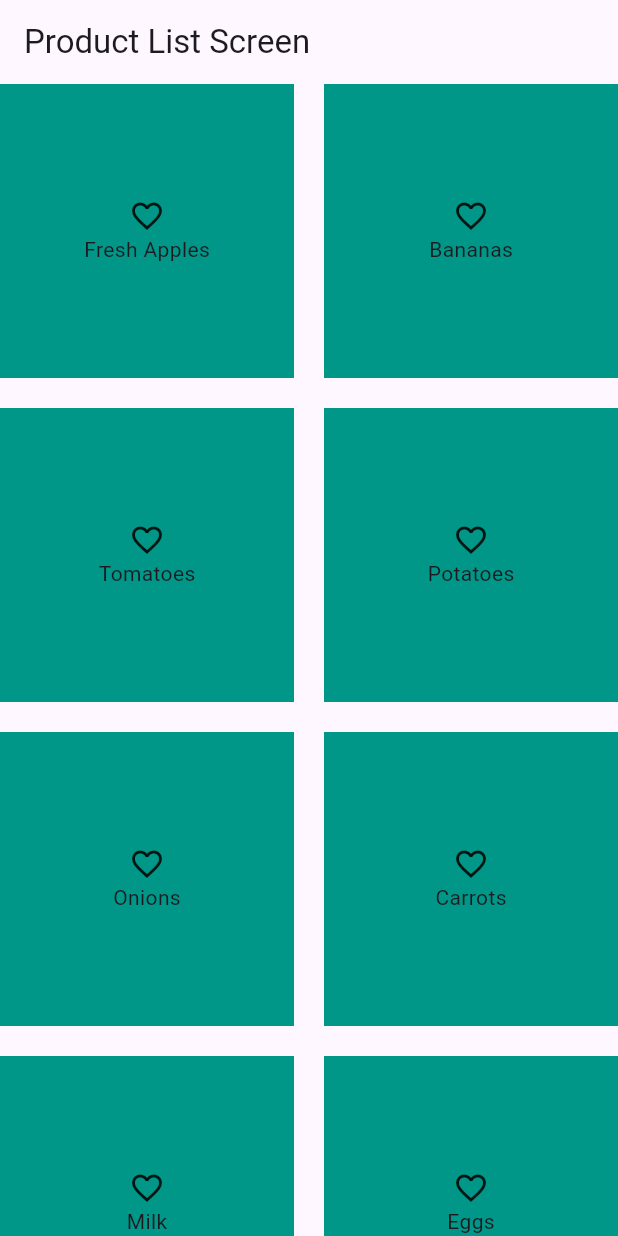
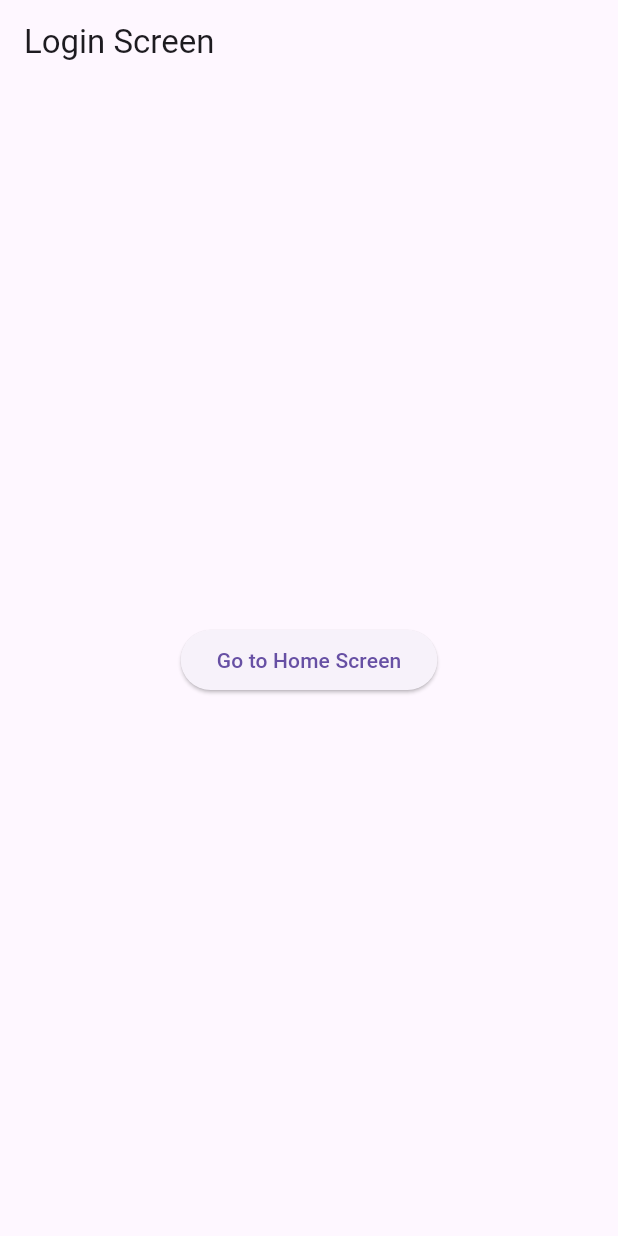
Before and after one commit to lakshydeep-14/broadway_classes, a Flutter app: the screen it shows after launch, on a phone screen of 412 x 824 dp. Run offline on Flutter 3.47's test engine with Material 3 defaults, Android fonts, the phone set to English and light mode, and no system bars; our stand-ins replace dots_indicator, flutter_slidable, fluttertoast, form_validator, get, image_picker and 1 more.

Commit message:
local storage

```diff
--- /dev/null
+++ b/lib/local_storage/login_screen.dart
@@ -0,0 +1,35 @@
+import 'package:broadway_infosys/local_storage/home_screen.dart';
+import 'package:flutter/material.dart';
+import 'package:flutter/widgets.dart';
+import 'package:get/get.dart';
+import 'package:shared_preferences/shared_preferences.dart';
+
+String isLoggedIn = 'IS_LOGGED_IN';
+
+class LocalLoginScreen extends StatefulWidget {
+  const LocalLoginScreen({super.key});
+
+  @override
+  State<LocalLoginScreen> createState() => _LocalLoginScreenState();
+}
+
+class _LocalLoginScreenState extends State<LocalLoginScreen> {
+  @override
+  Widget build(BuildContext context) {
+    return Scaffold(
+      appBar: AppBar(title: Text('Login Screen')),
+      body: Center(
+        child: ElevatedButton(
+          onPressed: () async {
+            final SharedPreferences prefs =
+                await SharedPreferences.getInstance();
+            prefs.setBool(isLoggedIn, true);
+            // print(prefs.getBool(isFirstRun));
+            Get.off(() => HomeScreen());
+          },
+          child: Text('Go to Home Screen'),
+        ),
+      ),
+    );
+  }
+}
--- a/lib/main.dart
+++ b/lib/main.dart
@@ -1,6 +1,7 @@
 import 'package:broadway_infosys/get_example/get_example.dart';
 import 'package:broadway_infosys/get_example/product_list_screen.dart';
 import 'package:broadway_infosys/home_page.dart';
+import 'package:broadway_infosys/local_storage/splash_screen.dart';
 import 'package:broadway_infosys/product_list.dart';
 import 'package:broadway_infosys/splash.dart';
 import 'package:flutter/material.dart';
@@ -16,7 +17,7 @@ class MyApp extends StatelessWidget {
   // This widget is the root of your application.
   @override
   Widget build(BuildContext context) {
-    return GetMaterialApp(home: ProductListScreen());
+    return GetMaterialApp(home: LocalStorageSplashScreen());
   }
 }
 
```
Also changed, not shown: lib/local_storage/home_screen.dart (added, +32 -0 lines), lib/local_storage/onboarding_screen.dart (added, +35 -0 lines), lib/local_storage/splash_screen.dart (added, +59 -0 lines).
